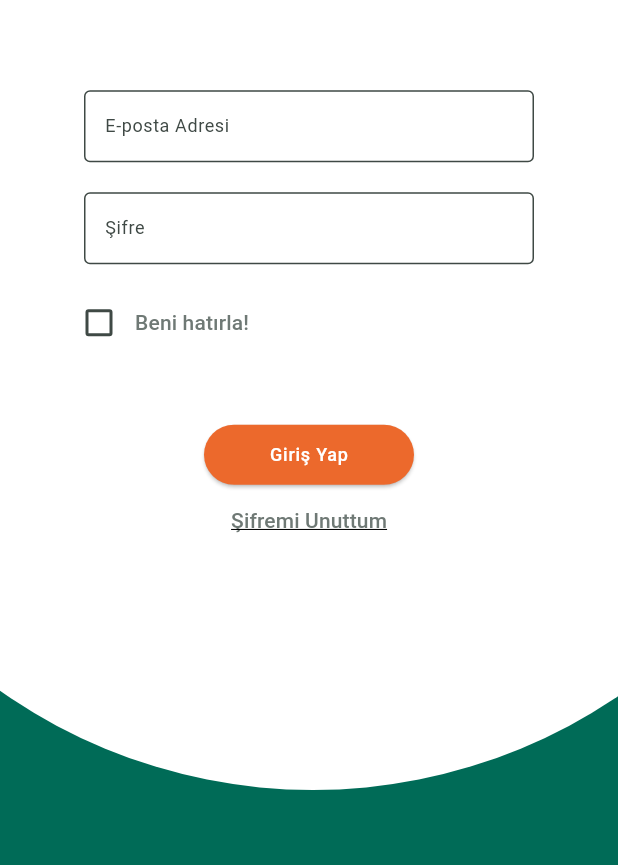
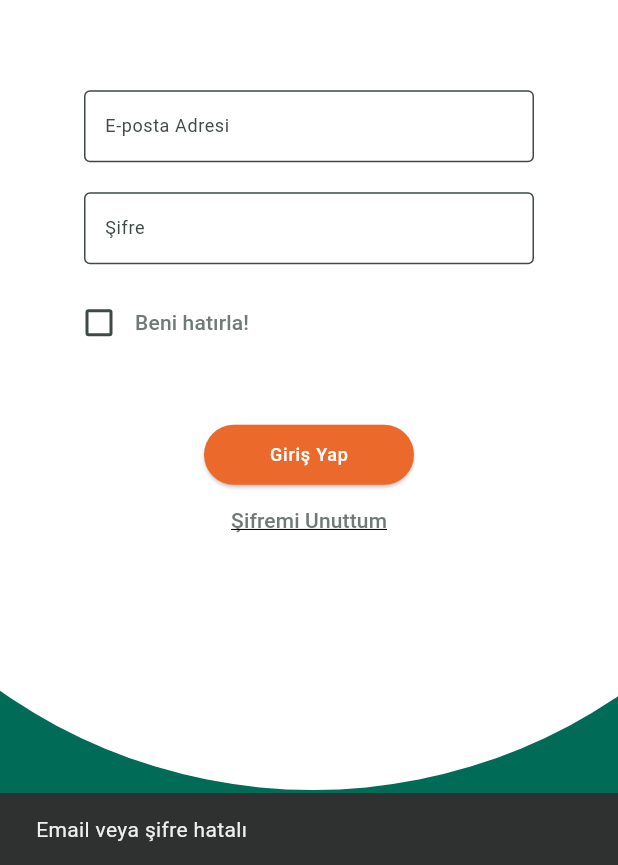
Before and after one commit to sattabiz/buyer_mobile, a Flutter app: the screen it shows after launch, after a tap on "Giriş Yap", on a phone screen of 412 x 824 dp, the part 371-1236 px from its top. Run offline on Flutter 3.47's test engine with Material 2 defaults, Android fonts, the phone set to English and light mode, and no system bars; our stand-ins replace dio, dropdown_button2, flutter_i18n, flutter_riverpod, flutter_secure_storage, flutter_svg and 1 more; missing offline and left inert: swipe; accounts and stored records are empty; network calls fail.

Commit message:
add snackbar in login view

```diff
--- a/assets/flutter_i18n/tr.yaml
+++ b/assets/flutter_i18n/tr.yaml
@@ -5,6 +5,7 @@ tr:
     login_btn: "Giriş Yap"
     forgot_password: "Şifremi Unuttum"
     success: "Giriş Başarılı"
+    failed: "Email veya şifre hatalı"
     send_btn: "Gönder"
     reset_password: "Yeni Şifre İsteği"
     sign_up: "Kayıt Ol"
--- a/lib/utils/widget_helper.dart
+++ b/lib/utils/widget_helper.dart
@@ -128,12 +128,12 @@ DateTime dateForCount(String date) {
 bool checkSendedAmount(double amount, double sendedAmount, String value) {
   late bool result;
   if (sendedAmount == 0) {
-    amount > double.parse(value) ? result = false : result = true;
+    amount >= double.parse(value) ? result = false : result = true;
   } else if (value.isEmpty || value == '0') {
     result = false;
   } else {
     double totalAmount = amount - sendedAmount;
-    totalAmount > double.parse(value) ? result = false : result = true;
+    totalAmount >= double.parse(value) ? result = false : result = true;
   }
   return result;
 }
--- a/lib/view/login_view/login_view.dart
+++ b/lib/view/login_view/login_view.dart
@@ -54,7 +54,9 @@ class _LoginState extends ConsumerState<Login> {
   @override
   Widget build(BuildContext context) {
     double height = MediaQuery.of(context).size.height;
-    return Material(
+    return Scaffold(
+      resizeToAvoidBottomInset: false,
+      body: Material(
         child: Container(
           color: Theme.of(context).colorScheme.secondary,
           child: Stack(
@@ -170,7 +172,6 @@ class _LoginState extends ConsumerState<Login> {
                         ref.watch(getNotificationProvider);
                         if (loginState == LoginState.success) {
                           if(isChecked == true){
-                          debugPrint("true");
                             await passwordStorageService().savePasswordData(_passwordController.text);
                             await emailStorageService().saveEmailData(_emailController.text);
                           }else{
@@ -188,15 +189,17 @@ class _LoginState extends ConsumerState<Login> {
                             ),
                           );
                           //context.go('/home');
-                      } else if (loginState == LoginState.failure) {
+                          } else {
                             ScaffoldMessenger.of(context).showSnackBar(
-                          const SnackBar(
-                            content: Text("Hata"),
+                              SnackBar(
+                                content: Text(
+                                FlutterI18n.translate(
+                                    context, 'tr.login.failed'),
+                              ),
                               ),
                             );
                           }
                         } catch (e) {
-                      // print(e);
                       }
                     },
                     style: ButtonStyle(
@@ -255,6 +258,7 @@ class _LoginState extends ConsumerState<Login> {
             ],
           ),
         ),
+      ),
     );
   }
 }
```
Lines whose indentation alone changed are shown as unchanged.
